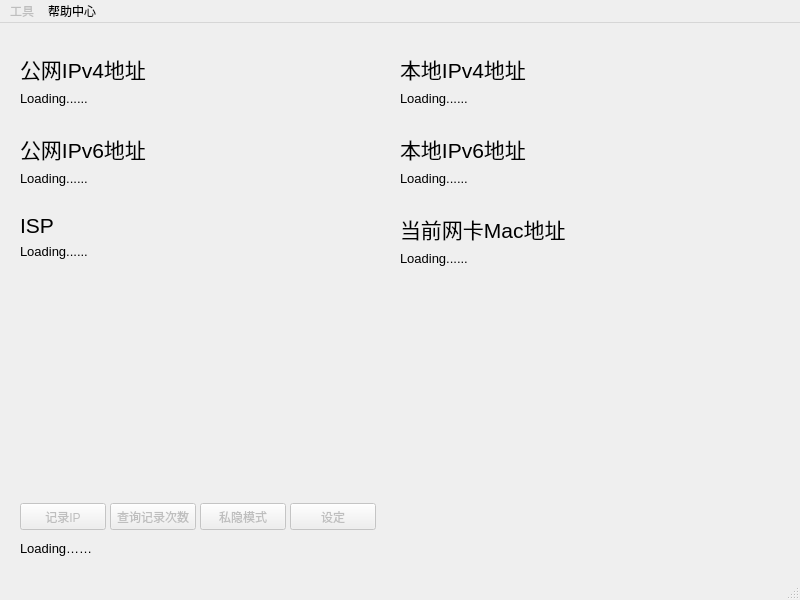
The window that home.ui (akass-org/Army_Knife) describes before a commit, drawn with Qt 5.
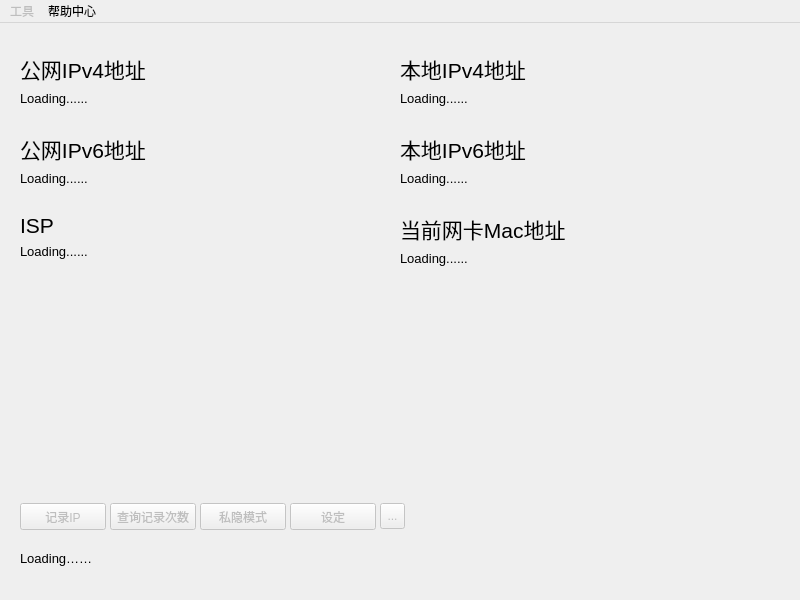
The same window after the commit.

Commit message: 新加几个头文件，为下次commit进行功能实现准备；取消关于窗口的模态化

Diff of the .ui file:
```diff
--- a/home.ui
+++ b/home.ui
@@ -82,7 +82,7 @@
     <property name="geometry">
      <rect>
       <x>20</x>
-      <y>510</y>
+      <y>520</y>
       <width>231</width>
       <height>31</height>
      </rect>
@@ -96,7 +96,7 @@
      <string>Loading……</string>
     </property>
    </widget>
-   <widget class="QWidget" name="">
+   <widget class="QWidget" name="layoutWidget">
     <property name="geometry">
      <rect>
       <x>20</x>
@@ -132,7 +132,7 @@
      </item>
     </layout>
    </widget>
-   <widget class="QWidget" name="">
+   <widget class="QWidget" name="layoutWidget">
     <property name="geometry">
      <rect>
       <x>20</x>
@@ -168,7 +168,7 @@
      </item>
     </layout>
    </widget>
-   <widget class="QWidget" name="">
+   <widget class="QWidget" name="layoutWidget">
     <property name="geometry">
      <rect>
       <x>20</x>
@@ -204,7 +204,7 @@
      </item>
     </layout>
    </widget>
-   <widget class="QWidget" name="">
+   <widget class="QWidget" name="layoutWidget">
     <property name="geometry">
      <rect>
       <x>400</x>
@@ -240,7 +240,7 @@
      </item>
     </layout>
    </widget>
-   <widget class="QWidget" name="">
+   <widget class="QWidget" name="layoutWidget">
     <property name="geometry">
      <rect>
       <x>400</x>
@@ -276,12 +276,12 @@
      </item>
     </layout>
    </widget>
-   <widget class="QWidget" name="">
+   <widget class="QWidget" name="layoutWidget">
     <property name="geometry">
      <rect>
       <x>400</x>
       <y>190</y>
-      <width>174</width>
+      <width>351</width>
       <height>58</height>
      </rect>
     </property>
@@ -312,6 +312,22 @@
      </item>
     </layout>
    </widget>
+   <widget class="QToolButton" name="toolButton">
+    <property name="enabled">
+     <bool>false</bool>
+    </property>
+    <property name="geometry">
+     <rect>
+      <x>380</x>
+      <y>480</y>
+      <width>25</width>
+      <height>26</height>
+     </rect>
+    </property>
+    <property name="text">
+     <string>...</string>
+    </property>
+   </widget>
   </widget>
   <widget class="QMenuBar" name="menubar">
    <property name="geometry">
@@ -374,7 +390,6 @@
    <addaction name="tools"/>
    <addaction name="helpcenter"/>
   </widget>
-  <widget class="QStatusBar" name="statusBar"/>
   <action name="WOL">
    <property name="enabled">
     <bool>true</bool>
```
The commit also changes 2 other files.
